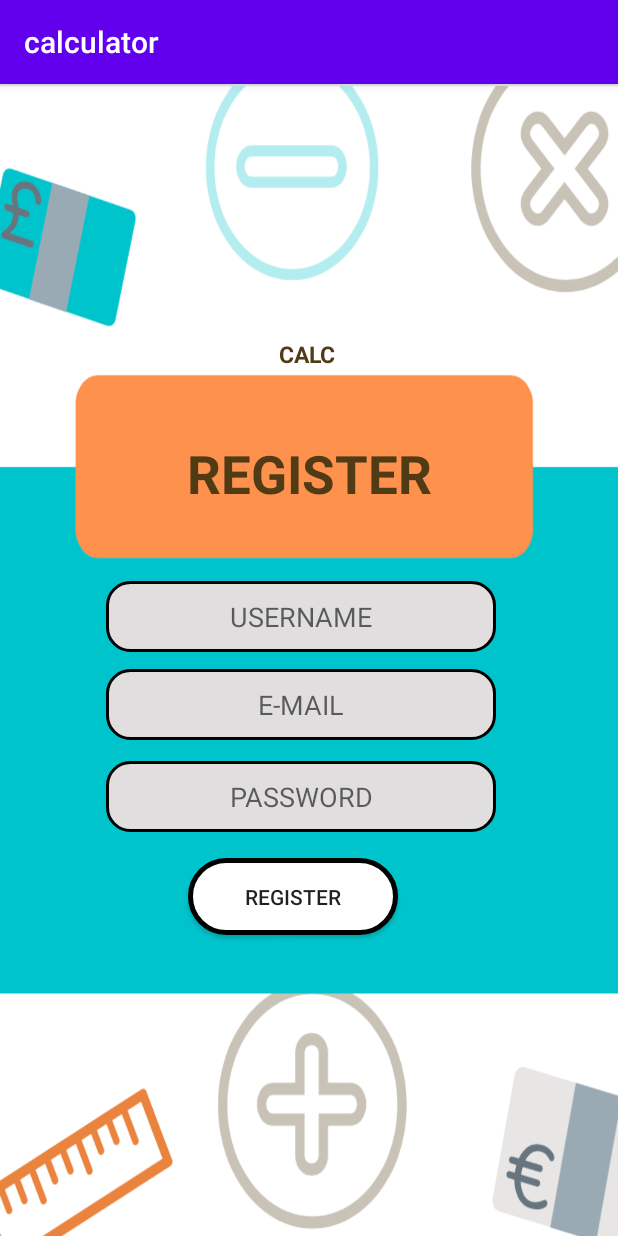
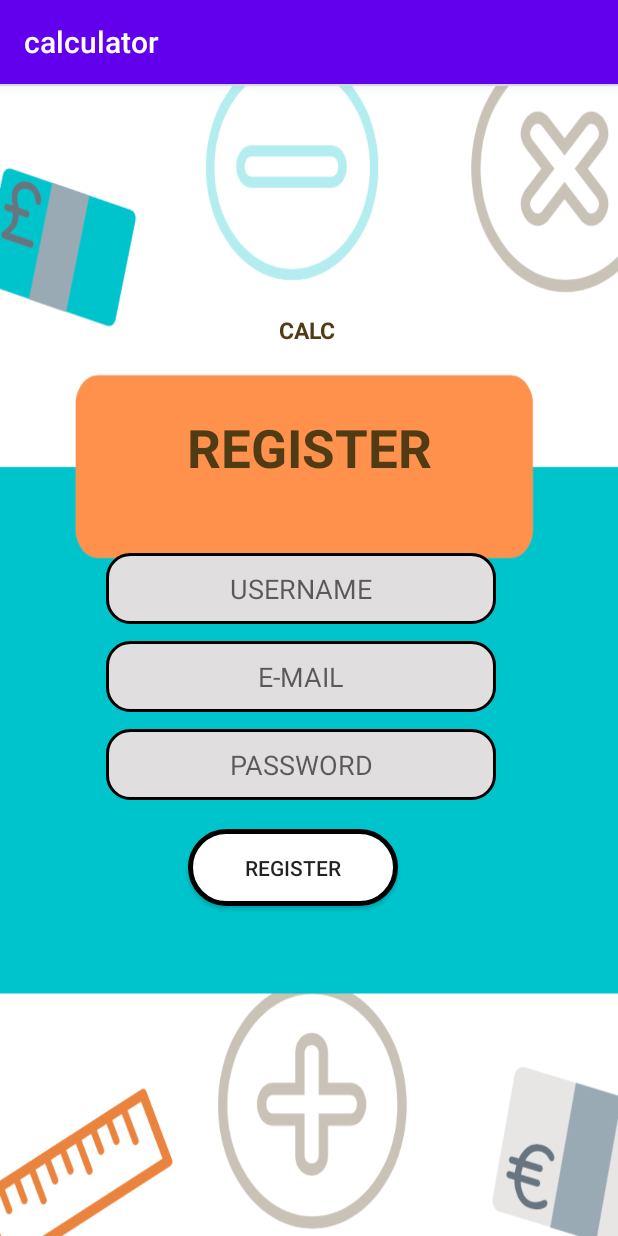
Before and after one commit to shashank-reddy-electromob/calculator, an Android app: the registeractivity screen opened directly, with no data from a screen before it, on a phone screen of 412 x 824 dp. Run offline under Robolectric (Android 15) with nearby library versions, the phone set to English and light mode, and no system bars.

Commit message:
calculator layout

```diff
--- a/app/src/main/AndroidManifest.xml
+++ b/app/src/main/AndroidManifest.xml
@@ -10,7 +10,6 @@
         android:supportsRtl="true"
         android:theme="@style/AppTheme">
         <activity android:name=".scientific_calculator1"></activity>
-        <activity android:name=".profile" />
         <activity android:name=".scientific_calculator" />
         <activity android:name=".password_reset" />
         <activity android:name=".otp" />
--- a/app/src/main/res/layout/activity_registeractivity.xml
+++ b/app/src/main/res/layout/activity_registeractivity.xml
@@ -20,7 +20,7 @@
         app:layout_constraintHorizontal_bias="0.498"
         app:layout_constraintStart_toStartOf="parent"
         app:layout_constraintTop_toTopOf="parent"
-        app:layout_constraintVertical_bias="0.227" />
+        app:layout_constraintVertical_bias="0.205" />
 
     <TextView
         android:id="@+id/textView8"
@@ -34,13 +34,12 @@
         app:layout_constraintEnd_toEndOf="parent"
         app:layout_constraintStart_toStartOf="parent"
         app:layout_constraintTop_toBottomOf="@+id/textView7"
-        app:layout_constraintVertical_bias="0.086" />
+        app:layout_constraintVertical_bias="0.081" />
 
     <EditText
         android:id="@+id/editText3"
         android:layout_width="260dp"
         android:layout_height="47dp"
-        android:layout_marginTop="48dp"
         android:background="@drawable/edittext"
         android:ems="10"
         android:gravity="center"
@@ -51,7 +50,7 @@
         app:layout_constraintHorizontal_bias="0.463"
         app:layout_constraintStart_toStartOf="parent"
         app:layout_constraintTop_toBottomOf="@+id/textView8"
-        app:layout_constraintVertical_bias="0.0" />
+        app:layout_constraintVertical_bias="0.102" />
 
     <EditText
         android:id="@+id/editText6"
@@ -67,7 +66,7 @@
         app:layout_constraintHorizontal_bias="0.463"
         app:layout_constraintStart_toStartOf="parent"
         app:layout_constraintTop_toBottomOf="@+id/editText3"
-        app:layout_constraintVertical_bias="0.034" />
+        app:layout_constraintVertical_bias="0.032" />
 
     <EditText
         android:id="@+id/editText7"
@@ -83,7 +82,7 @@
         app:layout_constraintHorizontal_bias="0.463"
         app:layout_constraintStart_toStartOf="parent"
         app:layout_constraintTop_toBottomOf="@+id/editText6"
-        app:layout_constraintVertical_bias="0.049" />
+        app:layout_constraintVertical_bias="0.038" />
 
     <Button
         android:id="@+id/button4"
--- a/app/src/main/res/layout/activity_scientific_calculator.xml
+++ b/app/src/main/res/layout/activity_scientific_calculator.xml
@@ -548,4 +548,5 @@
         app:layout_constraintStart_toStartOf="parent"
         app:layout_constraintTop_toBottomOf="@+id/button37"
         app:layout_constraintVertical_bias="0.042" />
+
 </androidx.constraintlayout.widget.ConstraintLayout>
--- a/app/src/main/res/layout/activity_scientific_calculator1.xml
+++ b/app/src/main/res/layout/activity_scientific_calculator1.xml
@@ -547,4 +547,5 @@
         app:layout_constraintStart_toStartOf="parent"
         app:layout_constraintTop_toBottomOf="@+id/button37"
         app:layout_constraintVertical_bias="0.042" />
+
 </androidx.constraintlayout.widget.ConstraintLayout>
```
Also changed, not shown: app/src/main/java/org/electromob/calculator/MainActivity.java (+9 -2 lines), app/src/main/java/org/electromob/calculator/profile.java (deleted, +0 -14 lines), app/src/main/res/layout/activity_profile.xml (deleted, +0 -10 lines), app/src/main/res/drawable/profile.png (deleted), app/src/main/res/drawable/unit_converter.png (deleted).
